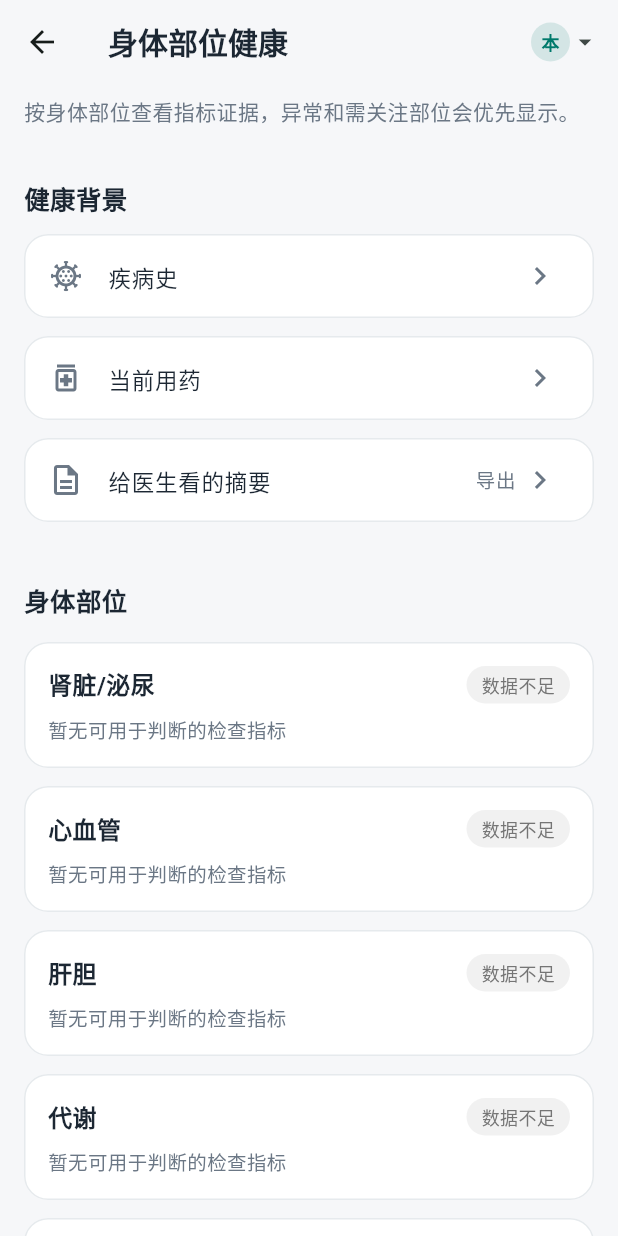
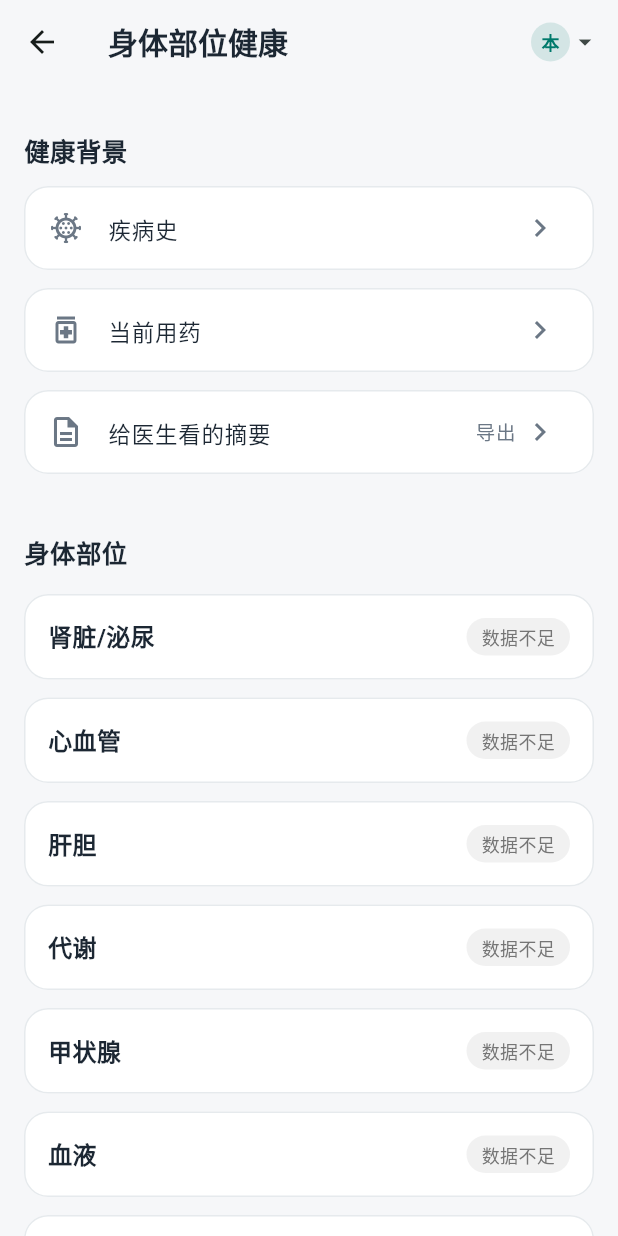
Before and after one commit to weixu731618-netizen/health-archive, a Flutter app: the BodyPage screen opened directly, on a phone screen of 412 x 824 dp. Run offline on Flutter 3.47's test engine with Material 3 defaults, Android fonts, the phone set to English and light mode, and no system bars; our stand-ins replace drift, drift_flutter, file_picker, fl_chart, flutter_local_notifications, flutter_secure_storage and 5 more; missing offline and left inert: pdfx; accounts and stored records are empty; generated files the repository leaves out were written again.

Commit message:
v1.6.2：减字，卡片瘦身
按真机反馈精简展示：
- 身体页：去掉标题下那行说明字；正常 / 数据不足的部位卡片不再铺"关键指标：…"
  小字（状态胶囊已说明，点开看详情）。只有异常 / 需关注的部位保留一行关键指标。
- 记录页报告卡片：瘦到三行——日期、医院、类型。结论摘要 / 影响部位 / 标签展示
  从卡片移除，点开报告详情看。
- 记录页日常记录：血压 / 血糖 / 体重 / 心率每类只留最近一条（点开进曲线图），
  不再把每次测量都平铺成一条。
- 顺手删掉 _BodyAreaCard 里已无用的 isExample 字段。
- 版本 1.6.1+11 → 1.6.2+12。

flutter analyze 无警告；flutter test 79 项全通过（更新 1 条 e2e 断言）。

Co-Authored-By: Claude Sonnet 5 <noreply@anthropic.com>

```diff
--- a/lib/models/app_metadata.dart
+++ b/lib/models/app_metadata.dart
@@ -1,7 +1,7 @@
 class AppMetadata {
   const AppMetadata._();
 
-  static const String versionName = '1.6.1';
-  static const int versionCode = 11;
-  static const String buildLabel = '记录页：搜索改放大镜、来源筛选换行不遮挡、去掉重复的用药入口';
+  static const String versionName = '1.6.2';
+  static const int versionCode = 12;
+  static const String buildLabel = '减字：身体页去说明行、正常部位不铺小字；报告卡三行；日常记录每类只留最新一条';
 }
--- a/lib/pages/body_page.dart
+++ b/lib/pages/body_page.dart
@@ -97,14 +97,7 @@ class _BodyPageState extends State<BodyPage> {
           // 底部多留一点空间，避免最后一项被悬浮的"添加"按钮挡住。
           padding: const EdgeInsets.fromLTRB(16, 4, 16, 96),
           children: [
-            const Padding(
-              padding: EdgeInsets.only(top: 4, bottom: 4),
-              child: Text(
-                '按身体部位查看指标证据，异常和需关注部位会优先显示。',
-                style: TextStyle(fontSize: 14, color: AppColors.textSecondary),
-              ),
-            ),
-            const SizedBox(height: 8),
+            const SizedBox(height: 4),
             const SectionTitle(title: '健康背景'),
             _BackgroundTile(
               icon: Icons.coronavirus_outlined,
@@ -151,7 +144,6 @@ class _BodyPageState extends State<BodyPage> {
               for (final area in _attentionAreas) ...[
                 _BodyAreaCard(
                   area: area,
-                  isExample: false,
                   onTap: () => _openAreaDetail(context, area),
                 ),
                 const SizedBox(height: 12),
@@ -160,7 +152,6 @@ class _BodyPageState extends State<BodyPage> {
                 for (final area in _normalAreas) ...[
                   _BodyAreaCard(
                     area: area,
-                    isExample: false,
                     onTap: () => _openAreaDetail(context, area),
                   ),
                   const SizedBox(height: 12),
@@ -177,7 +168,6 @@ class _BodyPageState extends State<BodyPage> {
                   for (final area in _normalAreas) ...[
                     _BodyAreaCard(
                       area: area,
-                      isExample: false,
                       onTap: () => _openAreaDetail(context, area),
                     ),
                     const SizedBox(height: 12),
@@ -249,26 +239,27 @@ class _BackgroundTile extends StatelessWidget {
 
 class _BodyAreaCard extends StatelessWidget {
   final BodyAreaHealthSummary area;
-  final bool isExample;
   final VoidCallback onTap;
 
   const _BodyAreaCard({
     required this.area,
-    required this.isExample,
     required this.onTap,
   });
 
   @override
   Widget build(BuildContext context) {
+    // 只有异常 / 需关注的部位才在卡片上带一行关键指标；正常 / 数据不足的不铺小字，
+    // 状态胶囊已经说明一切，点开看详情即可。
     final key = area.keyMetric;
-    final source = area.latestMeasuredAt == null
-        ? (isExample ? '示例数据' : '暂无来源')
-        : formatDate(area.latestMeasuredAt!);
-    final subtitle = key == null
-        ? '暂无可用于判断的检查指标'
-        : area.abnormalCount > 0
-            ? '异常指标：${key.name} ${key.valueText} · 来源 $source'
-            : '关键指标：${key.name} ${key.valueText} · 来源 $source';
+    final needsAttention = area.status == '异常' || area.status == '需关注';
+    String? subtitle;
+    if (needsAttention && key != null) {
+      final source = area.latestMeasuredAt == null
+          ? '暂无来源'
+          : formatDate(area.latestMeasuredAt!);
+      subtitle =
+          '${area.abnormalCount > 0 ? '异常指标' : '需关注指标'}：${key.name} ${key.valueText} · 来源 $source';
+    }
 
     return HealthStatusCard(
       title: area.name,
--- a/pubspec.yaml
+++ b/pubspec.yaml
@@ -1,7 +1,7 @@
 name: health_archive
 description: 健康档案 - 个人健康管理 App（MVP）
 publish_to: 'none'
-version: 1.6.1+11
+version: 1.6.2+12
 
 environment:
   sdk: '>=3.6.0 <4.0.0'
```
Also changed, not shown: lib/pages/records_page.dart (+7 -55 lines), 3 other files.
